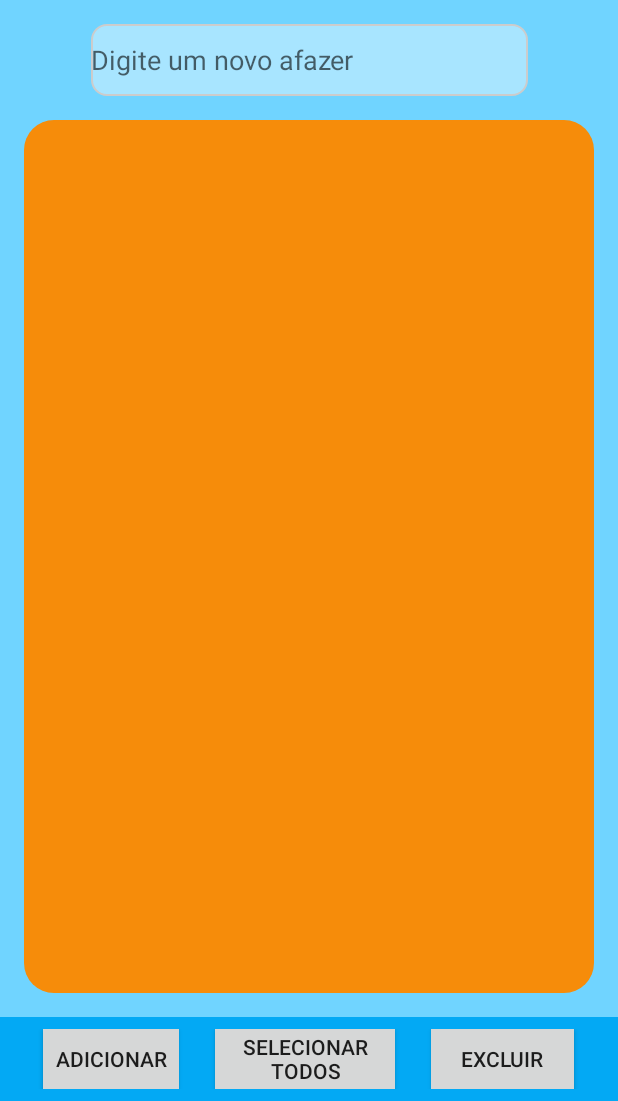
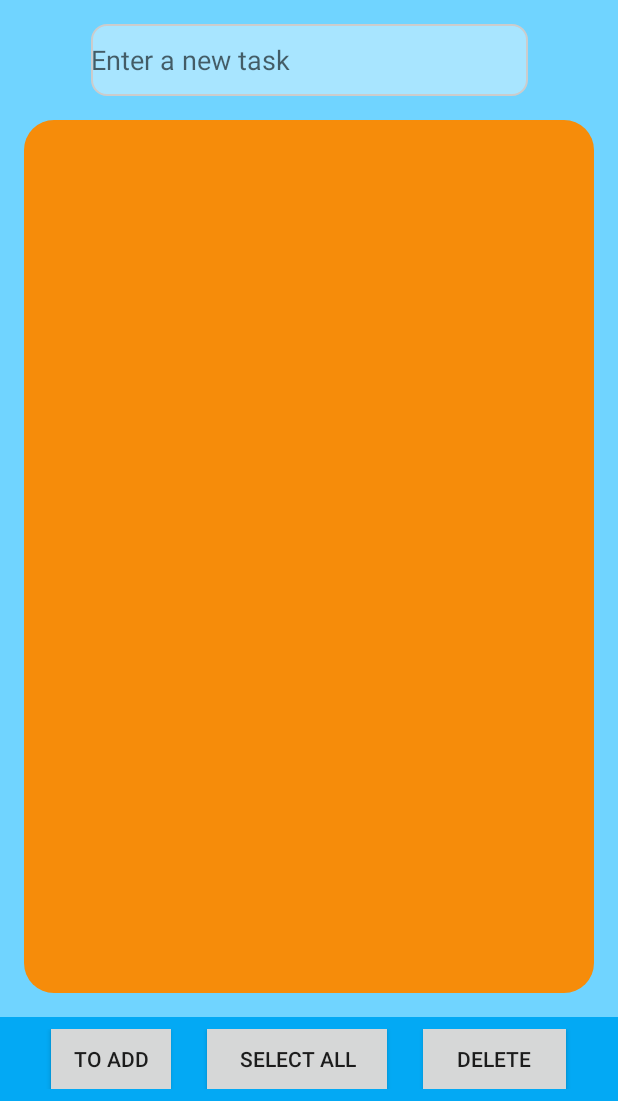
Before and after one commit to Grupo5Tcc/StudyGuider, an Android app: the ToDoListActivity screen opened directly, with no data from a screen before it, on a phone screen of 412 x 824 dp, the part 135-1236 px from its top. Run offline under Robolectric (Android 15) with nearby library versions, the phone set to English and light mode, and no system bars.

Commit message:
To-Do List Commit

```diff
--- a/app/src/main/res/layout/activity_to_do_list.xml
+++ b/app/src/main/res/layout/activity_to_do_list.xml
@@ -61,7 +61,7 @@
         android:layout_height="48dp"
         android:layout_margin="16dp"
         android:background="@drawable/rnd_corners_to_do_list"
-        android:hint="Digite um novo afazer"
+        android:hint="@string/hint_to_do_list"
         app:layout_constraintEnd_toEndOf="parent"
         app:layout_constraintStart_toStartOf="parent"
         app:layout_constraintTop_toBottomOf="@id/constraintLayout" />
@@ -95,21 +95,21 @@
             android:id="@+id/btn_add"
             android:layout_width="wrap_content"
             android:layout_height="56dp"
-            android:text="Adicionar" />
+            android:text="@string/btn_add_to_do_list" />
 
         <Button
             android:id="@+id/btn_select_all"
             android:layout_width="128dp"
             android:layout_height="56dp"
             android:layout_marginStart="16dp"
-            android:text="Selecionar Todos" />
+            android:text="@string/btn_select_all_to_do_list" />
 
         <Button
             android:id="@+id/btn_delete_selected"
             android:layout_width="103dp"
             android:layout_height="56dp"
             android:layout_marginStart="16dp"
-            android:text="Excluir" />
+            android:text="@string/btn_del_to_do_list" />
     </LinearLayout>
 
 </androidx.constraintlayout.widget.ConstraintLayout>
--- a/app/src/main/res/values/strings.xml
+++ b/app/src/main/res/values/strings.xml
@@ -46,5 +46,12 @@
     <string name="dialog_forgot_cancel">Cancel</string>
     <string name="dialog_forgot_reset">Reset</string>
 
+    <!--To-Do string-->
+    <string name="hint_to_do_list">Enter a new task</string>
+    <string name="btn_add_to_do_list">To add</string>
+    <string name="btn_select_all_to_do_list">Select all</string>
+    <string name="btn_del_to_do_list">Delete</string>
+
+
 
 </resources>
```
Also changed, not shown: app/src/main/java/com/example/studyguider/view/ToDoListActivity.java (+25 -2 lines), 3 other files.
